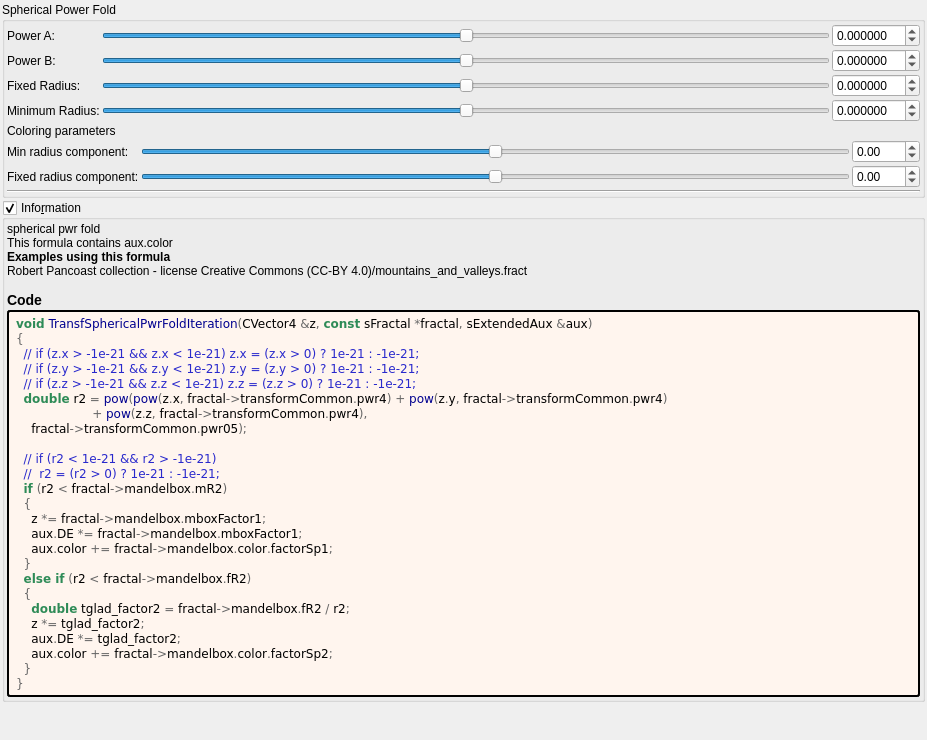
Above: mandelbulber2/formula/ui/fractal_transf_spherical_pwr_fold.ui from buddhi1980/mandelbulber2 before the change. Below: the same form after it.
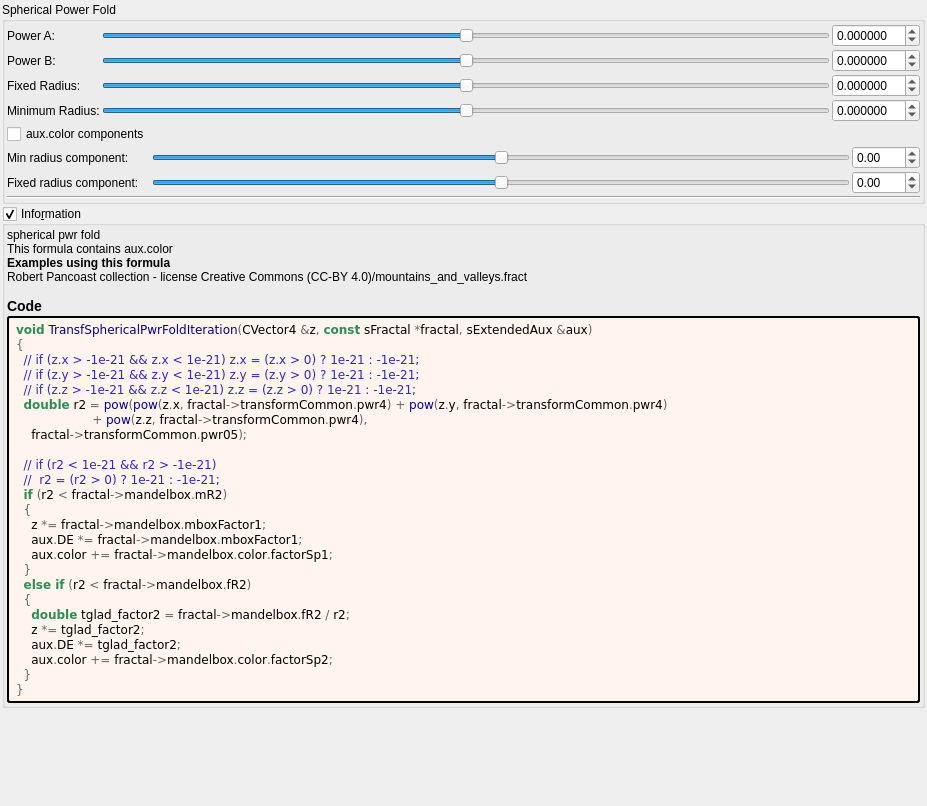
That is the form after the change. Custom widgets are drawn as their Qt base class.

Commit message: more aux.color updates

What changed in the file:
```diff
--- a/mandelbulber2/formula/ui/fractal_transf_spherical_pwr_fold.ui
+++ b/mandelbulber2/formula/ui/fractal_transf_spherical_pwr_fold.ui
@@ -7,7 +7,7 @@
     <x>0</x>
     <y>0</y>
     <width>927</width>
-    <height>740</height>
+    <height>806</height>
    </rect>
   </property>
   <property name="windowTitle">
@@ -299,13 +299,6 @@
         <property name="spacing">
          <number>2</number>
         </property>
-        <item row="0" column="0">
-         <widget class="QLabel" name="label_53">
-          <property name="text">
-           <string>Coloring parameters</string>
-          </property>
-         </widget>
-        </item>
         <item row="1" column="2">
          <widget class="MyDoubleSpinBox" name="spinbox_mandelbox_color_Sp1">
           <property name="sizePolicy">
@@ -420,6 +413,13 @@
           </property>
          </widget>
         </item>
+        <item row="0" column="0">
+         <widget class="QCheckBox" name="checkBox_fold_color_aux_color_enabled_false">
+          <property name="text">
+           <string notr="true">aux.color components</string>
+          </property>
+         </widget>
+        </item>
        </layout>
       </item>
       <item>
```
Left out of the diff: 8 changed lines with no effect on the pictures. Lines whose indentation alone changed are shown as unchanged. The commit also changes 8 other files.
